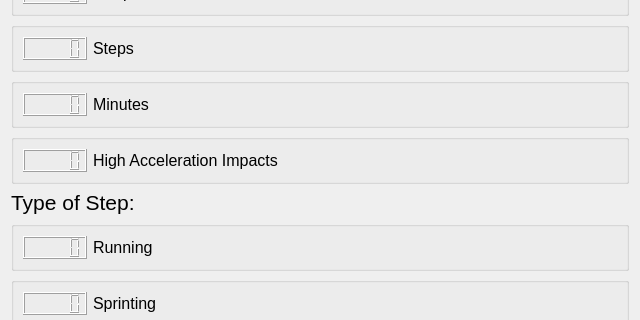
This is GUI/playerStats.ui in vasav123/LoadManager as Qt 5 draws it before an edit; both pictures show x 0 to 640 and y 239 to 559 of the 640 by 692 pixel window. The edited form follows.
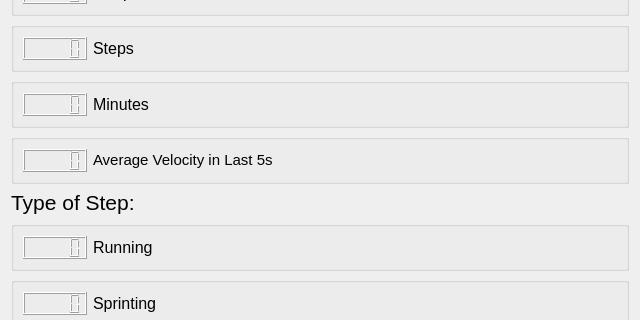
This is the edited form.

Commit message: Improved step counting

What changed in the file:
```diff
--- a/GUI/playerStats.ui
+++ b/GUI/playerStats.ui
@@ -22,9 +22,6 @@
   <layout class="QGridLayout" name="gridLayout">
    <item row="0" column="0">
     <layout class="QVBoxLayout" name="verticalLayout_2">
-     <property name="sizeConstraint">
-      <enum>QLayout::SetMinimumSize</enum>
-     </property>
      <item>
       <layout class="QHBoxLayout" name="horizontalLayout_8">
        <item>
@@ -225,13 +222,13 @@
              </property>
              <property name="font">
               <font>
-               <pointsize>12</pointsize>
+               <pointsize>11</pointsize>
                <weight>50</weight>
                <bold>false</bold>
               </font>
              </property>
              <property name="text">
-              <string>High Acceleration Impacts</string>
+              <string>Average Velocity in Last 5s</string>
              </property>
              <property name="scaledContents">
               <bool>true</bool>
```
Left out of the diff: 2 changed lines with no effect on the pictures. The commit also changes 2 other files.
